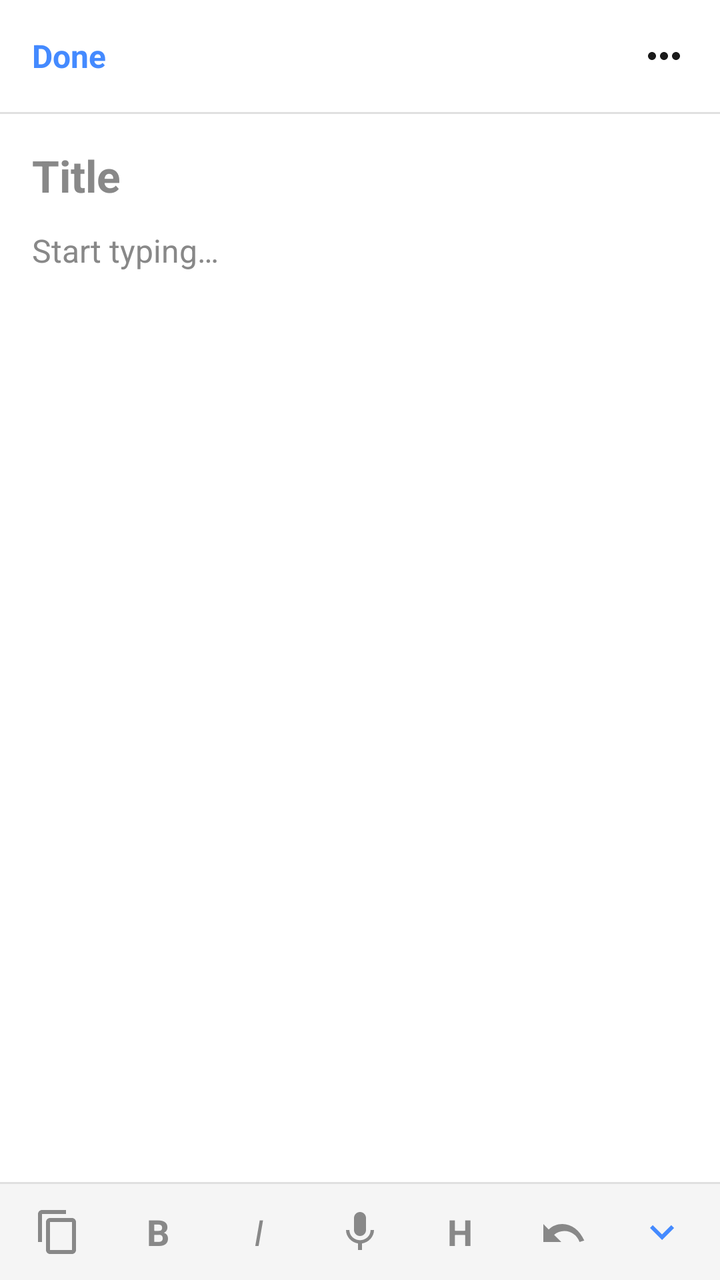
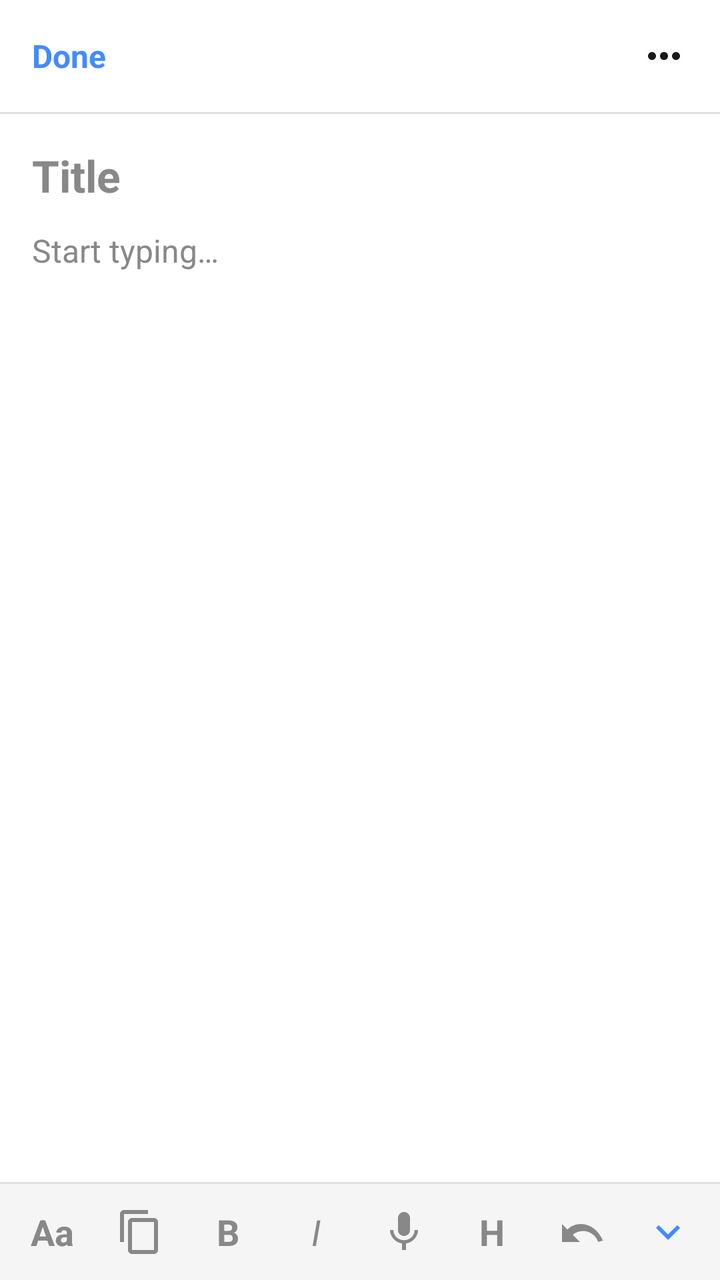

Before-and-after screenshots of an Android layout around one commit, followed by the original layout XML and the change that was made.
<!-- AndroidManifest.xml: application theme AppTheme -->
<!-- res/layout/activity_note_editor.xml -->
<?xml version="1.0" encoding="utf-8"?>
<androidx.constraintlayout.widget.ConstraintLayout
    xmlns:android="http://schemas.android.com/apk/res/android"
    xmlns:app="http://schemas.android.com/apk/res-auto"
    xmlns:tools="http://schemas.android.com/tools"
    android:layout_width="match_parent"
    android:layout_height="match_parent"
    android:fitsSystemWindows="true"
    android:background="@color/backGroundColor"
    tools:context=".NoteEditorActivity">

    
    <LinearLayout
        android:id="@+id/editorTopBar"
        android:layout_width="0dp"
        android:layout_height="56dp"
        android:orientation="horizontal"
        android:gravity="center_vertical"
        android:paddingStart="8dp"
        android:paddingEnd="8dp"
        android:background="@color/backGroundColor"
        app:layout_constraintTop_toTopOf="parent"
        app:layout_constraintStart_toStartOf="parent"
        app:layout_constraintEnd_toEndOf="parent">

        <TextView
            android:id="@+id/btnDone"
            android:layout_width="wrap_content"
            android:layout_height="wrap_content"
            android:text="@string/done"
            android:textColor="@color/actionTextColor"
            android:textSize="16sp"
            android:textStyle="bold"
            android:padding="8dp"
            android:clickable="true"
            android:focusable="true"
            android:background="?attr/selectableItemBackgroundBorderless" />

        <View
            android:layout_width="0dp"
            android:layout_height="0dp"
            android:layout_weight="1" />

        <ImageButton
            android:id="@+id/btnInfo"
            android:layout_width="40dp"
            android:layout_height="40dp"
            android:visibility="gone"
            android:background="?attr/selectableItemBackgroundBorderless"
            android:src="@drawable/ic_info_outline"
            android:contentDescription="Info"
            android:scaleType="centerInside"
            android:padding="8dp"
            app:tint="@color/hintTextColor" />

        <ImageButton
            android:id="@+id/btnEditorMore"
            android:layout_width="40dp"
            android:layout_height="40dp"
            android:background="?attr/selectableItemBackgroundBorderless"
            android:src="@drawable/ic_more_horiz"
            android:contentDescription="More options"
            android:scaleType="centerInside"
            android:padding="8dp"
            app:tint="@color/TextColor" />

    </LinearLayout>

    
    <View
        android:id="@+id/editorTopDivider"
        android:layout_width="0dp"
        android:layout_height="1dp"
        android:background="@color/dividerColor"
        app:layout_constraintTop_toBottomOf="@id/editorTopBar"
        app:layout_constraintStart_toStartOf="parent"
        app:layout_constraintEnd_toEndOf="parent" />

    
    <ScrollView
        android:id="@+id/editorScrollView"
        android:layout_width="0dp"
        android:layout_height="0dp"
        android:fillViewport="true"
        app:layout_constraintTop_toBottomOf="@id/editorTopDivider"
        app:layout_constraintBottom_toTopOf="@id/editorBottomDivider"
        app:layout_constraintStart_toStartOf="parent"
        app:layout_constraintEnd_toEndOf="parent">

        <LinearLayout
            android:layout_width="match_parent"
            android:layout_height="wrap_content"
            android:orientation="vertical">

            
            <EditText
                android:id="@+id/editTitle"
                android:layout_width="match_parent"
                android:layout_height="wrap_content"
                android:hint="@string/note_title_hint"
                android:textColorHint="@color/hintTextColor"
                android:textColor="@color/TextColor"
                android:textSize="22sp"
                android:textStyle="bold"
                android:background="@android:color/transparent"
                android:paddingStart="16dp"
                android:paddingEnd="16dp"
                android:paddingTop="16dp"
                android:paddingBottom="8dp"
                android:inputType="textCapSentences"
                android:maxLines="2"
                android:importantForAutofill="no" />

            
            <EditText
                android:id="@+id/editContent"
                android:layout_width="match_parent"
                android:layout_height="wrap_content"
                android:hint="@string/note_content_hint"
                android:textColorHint="@color/hintTextColor"
                android:textColor="@color/TextColor"
                android:textSize="16sp"
                android:background="@android:color/transparent"
                android:paddingStart="16dp"
                android:paddingEnd="16dp"
                android:paddingTop="4dp"
                android:gravity="top|start"
                android:minHeight="150dp"
                android:inputType="textMultiLine|textCapSentences"
                android:importantForAutofill="no" />

            
            <LinearLayout
                android:id="@+id/checklistContainer"
                android:layout_width="match_parent"
                android:layout_height="wrap_content"
                android:orientation="vertical"
                android:paddingBottom="8dp" />

            
            <EditText
                android:id="@+id/editContentBelow"
                android:layout_width="match_parent"
                android:layout_height="wrap_content"
                android:hint="Continue writing..."
                android:textColorHint="@color/hintTextColor"
                android:textColor="@color/TextColor"
                android:textSize="16sp"
                android:background="@android:color/transparent"
                android:paddingStart="16dp"
                android:paddingEnd="16dp"
                android:paddingTop="4dp"
                android:gravity="top|start"
                android:minHeight="100dp"
                android:inputType="textMultiLine|textCapSentences"
                android:visibility="gone"
                android:importantForAutofill="no" />

        </LinearLayout>

    </ScrollView>

    
    <View
        android:id="@+id/editorBottomDivider"
        android:layout_width="0dp"
        android:layout_height="1dp"
        android:background="@color/dividerColor"
        app:layout_constraintBottom_toTopOf="@id/editorBottomToolbar"
        app:layout_constraintStart_toStartOf="parent"
        app:layout_constraintEnd_toEndOf="parent" />

    
    <LinearLayout
        android:id="@+id/editorBottomToolbar"
        android:layout_width="0dp"
        android:layout_height="48dp"
        android:orientation="horizontal"
        android:gravity="center_vertical"
        android:paddingStart="4dp"
        android:paddingEnd="4dp"
        android:background="@color/editorToolbarColor"
        app:layout_constraintBottom_toBottomOf="parent"
        app:layout_constraintStart_toStartOf="parent"
        app:layout_constraintEnd_toEndOf="parent">

        <ImageButton
            android:id="@+id/btnCopyContent"
            android:layout_width="0dp"
            android:layout_height="40dp"
            android:layout_weight="1"
            android:background="?attr/selectableItemBackgroundBorderless"
            android:src="@drawable/ic_content_copy"
            android:contentDescription="Copy content"
            android:scaleType="centerInside"
            android:padding="8dp"
            app:tint="@color/hintTextColor" />

        <TextView
            android:id="@+id/btnBold"
            android:layout_width="0dp"
            android:layout_height="40dp"
            android:layout_weight="1"
            android:gravity="center"
            android:text="B"
            android:textColor="@color/hintTextColor"
            android:textSize="18sp"
            android:textStyle="bold"
            android:clickable="true"
            android:focusable="true"
            android:background="?attr/selectableItemBackgroundBorderless" />

        <TextView
            android:id="@+id/btnItalic"
            android:layout_width="0dp"
            android:layout_height="40dp"
            android:layout_weight="1"
            android:gravity="center"
            android:text="I"
            android:textColor="@color/hintTextColor"
            android:textSize="18sp"
            android:textStyle="italic"
            android:clickable="true"
            android:focusable="true"
            android:background="?attr/selectableItemBackgroundBorderless" />

        <ImageButton
            android:id="@+id/btnToolbarCheckbox"
            android:layout_width="0dp"
            android:layout_height="40dp"
            android:layout_weight="1"
            android:background="?attr/selectableItemBackgroundBorderless"
            android:src="@drawable/ic_checkbox_outline"
            android:contentDescription="Checkbox"
            android:scaleType="centerInside"
            android:padding="8dp"
            android:visibility="gone"
            app:tint="@color/hintTextColor" />

        <ImageButton
            android:id="@+id/btnToolbarBullet"
            android:layout_width="0dp"
            android:layout_height="40dp"
            android:layout_weight="1"
            android:background="?attr/selectableItemBackgroundBorderless"
            android:src="@drawable/ic_bullet_list"
            android:contentDescription="Bullet list"
            android:scaleType="centerInside"
            android:padding="8dp"
            android:visibility="gone"
            app:tint="@color/hintTextColor" />

        <ImageButton
            android:id="@+id/btnToolbarMic"
            android:layout_width="0dp"
            android:layout_height="40dp"
            android:layout_weight="1"
            android:background="?attr/selectableItemBackgroundBorderless"
            android:src="@drawable/ic_mic"
            android:contentDescription="Speech to text"
            android:scaleType="centerInside"
            android:padding="8dp"
            app:tint="@color/hintTextColor" />

        <TextView
            android:id="@+id/btnToolbarHeading"
            android:layout_width="0dp"
            android:layout_height="40dp"
            android:layout_weight="1"
            android:gravity="center"
            android:text="H"
            android:textColor="@color/hintTextColor"
            android:textSize="18sp"
            android:textStyle="bold"
            android:clickable="true"
            android:focusable="true"
            android:background="?attr/selectableItemBackgroundBorderless" />

        <ImageButton
            android:id="@+id/btnToolbarUndo"
            android:layout_width="0dp"
            android:layout_height="40dp"
            android:layout_weight="1"
            android:background="?attr/selectableItemBackgroundBorderless"
            android:src="@drawable/ic_undo"
            android:contentDescription="@string/undo"
            android:scaleType="centerInside"
            android:padding="8dp"
            app:tint="@color/hintTextColor" />

        <ImageButton
            android:id="@+id/btnToolbarDismiss"
            android:layout_width="0dp"
            android:layout_height="40dp"
            android:layout_weight="1"
            android:background="?attr/selectableItemBackgroundBorderless"
            android:src="@drawable/ic_keyboard_hide"
            android:contentDescription="Dismiss keyboard"
            android:scaleType="centerInside"
            android:padding="8dp"
            app:tint="@color/actionTextColor" />

    </LinearLayout>

</androidx.constraintlayout.widget.ConstraintLayout>
<!-- resources referenced by this layout -->
<resources>
  <color name="TextColor">#1A1A1A</color>
  <color name="actionTextColor">#448AFF</color>
  <color name="backGroundColor">#FFFFFF</color>
  <color name="dividerColor">#E0E0E0</color>
  <color name="editorToolbarColor">#F5F5F5</color>
  <color name="hintTextColor">#888888</color>
  <!-- drawable ic_checkbox_outline (drawable) -->
  <vector xmlns:android="http://schemas.android.com/apk/res/android"
      android:width="24dp"
      android:height="24dp"
      android:viewportWidth="24"
      android:viewportHeight="24"
      android:tint="?attr/colorControlNormal">
      <path
          android:fillColor="@android:color/white"
          android:pathData="M19,5v14H5V5h14m0,-2H5c-1.1,0 -2,0.9 -2,2v14c0,1.1 0.9,2 2,2h14c1.1,0 2,-0.9 2,-2V5c0,-1.1 -0.9,-2 -2,-2zM12,17l-5,-5 1.41,-1.41L12,14.17l6.59,-6.59L20,9l-8,8z"/>
  </vector>
  <!-- drawable ic_content_copy (drawable) -->
  <vector xmlns:android="http://schemas.android.com/apk/res/android"
      android:width="24dp"
      android:height="24dp"
      android:viewportWidth="24"
      android:viewportHeight="24"
      android:tint="?attr/colorControlNormal">
      <path
          android:fillColor="@android:color/white"
          android:pathData="M16,1L4,1c-1.1,0 -2,0.9 -2,2v14h2L4,3h12L16,1zM19,5L8,5c-1.1,0 -2,0.9 -2,2v14c0,1.1 0.9,2 2,2h11c1.1,0 2,-0.9 2,-2L21,7c0,-1.1 -0.9,-2 -2,-2zM19,21L8,21L8,7h11v14z"/>
  </vector>
  <!-- drawable ic_info_outline (drawable) -->
  <vector xmlns:android="http://schemas.android.com/apk/res/android"
      android:width="24dp"
      android:height="24dp"
      android:viewportWidth="24"
      android:viewportHeight="24"
      android:tint="?attr/colorControlNormal">
      <path
          android:fillColor="@android:color/white"
          android:pathData="M11,17h2v-6h-2v6zM12,2C6.48,2 2,6.48 2,12s4.48,10 10,10 10,-4.48 10,-10S17.52,2 12,2zM12,20c-4.41,0 -8,-3.59 -8,-8s3.59,-8 8,-8 8,3.59 8,8 -3.59,8 -8,8zM11,9h2L13,7h-2v2z"/>
  </vector>
  <!-- drawable ic_keyboard_hide (drawable) -->
  <vector xmlns:android="http://schemas.android.com/apk/res/android"
      android:width="24dp"
      android:height="24dp"
      android:viewportWidth="24"
      android:viewportHeight="24"
      android:tint="?attr/colorControlNormal">
      <path
          android:fillColor="@android:color/white"
          android:pathData="M7.41,8.59L12,13.17l4.59,-4.58L18,10l-6,6 -6,-6 1.41,-1.41z"/>
  </vector>
  <!-- drawable ic_undo (drawable) -->
  <vector xmlns:android="http://schemas.android.com/apk/res/android"
      android:width="24dp"
      android:height="24dp"
      android:viewportWidth="24"
      android:viewportHeight="24"
      android:tint="?attr/colorControlNormal">
      <path
          android:fillColor="@android:color/white"
          android:pathData="M12.5,8c-2.65,0 -5.05,1.04 -6.83,2.73L3,8v9h9l-3.62,-3.62c1.39,-1.16 3.16,-1.88 5.12,-1.88 3.54,0 6.55,2.31 7.6,5.5l2.37,-0.78C21.08,11.03 17.15,8 12.5,8z"/>
  </vector>
  <string name="done">Done</string>
  <string name="note_content_hint">Start typing…</string>
  <string name="note_title_hint">Title</string>
  <string name="undo">Undo</string>
  <style name="AppTheme" parent="Theme.AppCompat.DayNight.NoActionBar">
          
          <item name="colorPrimary">@color/colorPrimary</item>
          <item name="colorPrimaryDark">@color/colorPrimaryDark</item>
          <item name="colorAccent">@color/colorAccent</item>
          <item name="actionMenuTextColor">@color/white</item>
      </style>
  <color name="colorPrimary">#1A1A1A</color>
  <color name="colorPrimaryDark">#000000</color>
  <color name="colorAccent">#448AFF</color>
  <color name="white">#FFFFFF</color>
  <!-- unchanged entries left out for length: 3 -->
</resources>

<!-- the commit's change to res/layout/activity_note_editor.xml (unified diff, before → after) -->
@@ -184,6 +184,20 @@
         app:layout_constraintStart_toStartOf="parent"
         app:layout_constraintEnd_toEndOf="parent">
 
+        <TextView
+            android:id="@+id/btnToolbarFont"
+            android:layout_width="0dp"
+            android:layout_height="40dp"
+            android:layout_weight="1"
+            android:gravity="center"
+            android:text="Aa"
+            android:textColor="@color/hintTextColor"
+            android:textSize="18sp"
+            android:textStyle="bold"
+            android:clickable="true"
+            android:focusable="true"
+            android:background="?attr/selectableItemBackgroundBorderless" />
+
         <ImageButton
             android:id="@+id/btnCopyContent"
             android:layout_width="0dp"
